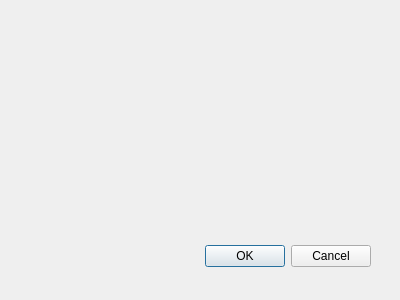
The window that lizard_downloader_dialog_base.ui (nens/ggmn-qgis) describes before a commit, drawn with Qt 5.
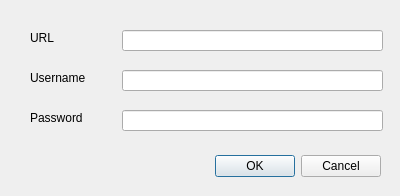
The same window after the commit.

Commit message: Added url/user/pass inputs to the UI

The edit to the form file:
```diff
--- a/lizard_downloader_dialog_base.ui
+++ b/lizard_downloader_dialog_base.ui
@@ -1,22 +1,22 @@
 <ui version="4.0" >
  <class>LizardDownloaderDialogBase</class>
- <widget class="QDialog" name="LizardDownloaderDialogBase" >
-  <property name="geometry" >
+ <widget class="QDialog" name="LizardDownloaderDialogBase">
+  <property name="geometry">
    <rect>
     <x>0</x>
     <y>0</y>
     <width>400</width>
-    <height>300</height>
+    <height>196</height>
    </rect>
   </property>
   <property name="windowTitle" >
    <string>GGMN lizard integration</string>
   </property>
-  <widget class="QDialogButtonBox" name="button_box" >
-   <property name="geometry" >
+  <widget class="QDialogButtonBox" name="button_box">
+   <property name="geometry">
     <rect>
-     <x>30</x>
-     <y>240</y>
+     <x>40</x>
+     <y>150</y>
      <width>341</width>
      <height>32</height>
     </rect>
@@ -28,6 +28,78 @@
     <set>QDialogButtonBox::Cancel|QDialogButtonBox::Ok</set>
    </property>
   </widget>
+  <widget class="QLineEdit" name="url">
+   <property name="geometry">
+    <rect>
+     <x>122</x>
+     <y>30</y>
+     <width>261</width>
+     <height>21</height>
+    </rect>
+   </property>
+  </widget>
+  <widget class="QLabel" name="label">
+   <property name="geometry">
+    <rect>
+     <x>30</x>
+     <y>30</y>
+     <width>131</width>
+     <height>16</height>
+    </rect>
+   </property>
+   <property name="text">
+    <string>URL</string>
+   </property>
+  </widget>
+  <widget class="QLabel" name="label_2">
+   <property name="geometry">
+    <rect>
+     <x>30</x>
+     <y>70</y>
+     <width>81</width>
+     <height>16</height>
+    </rect>
+   </property>
+   <property name="text">
+    <string>Username</string>
+   </property>
+  </widget>
+  <widget class="QLineEdit" name="username">
+   <property name="geometry">
+    <rect>
+     <x>122</x>
+     <y>70</y>
+     <width>261</width>
+     <height>21</height>
+    </rect>
+   </property>
+  </widget>
+  <widget class="QLineEdit" name="password">
+   <property name="geometry">
+    <rect>
+     <x>122</x>
+     <y>110</y>
+     <width>261</width>
+     <height>21</height>
+    </rect>
+   </property>
+   <property name="echoMode">
+    <enum>QLineEdit::Password</enum>
+   </property>
+  </widget>
+  <widget class="QLabel" name="label_3">
+   <property name="geometry">
+    <rect>
+     <x>30</x>
+     <y>110</y>
+     <width>81</width>
+     <height>16</height>
+    </rect>
+   </property>
+   <property name="text">
+    <string>Password</string>
+   </property>
+  </widget>
  </widget>
  <resources/>
  <connections>
```
Left out of the diff: 33 changed lines with no effect on the pictures.
